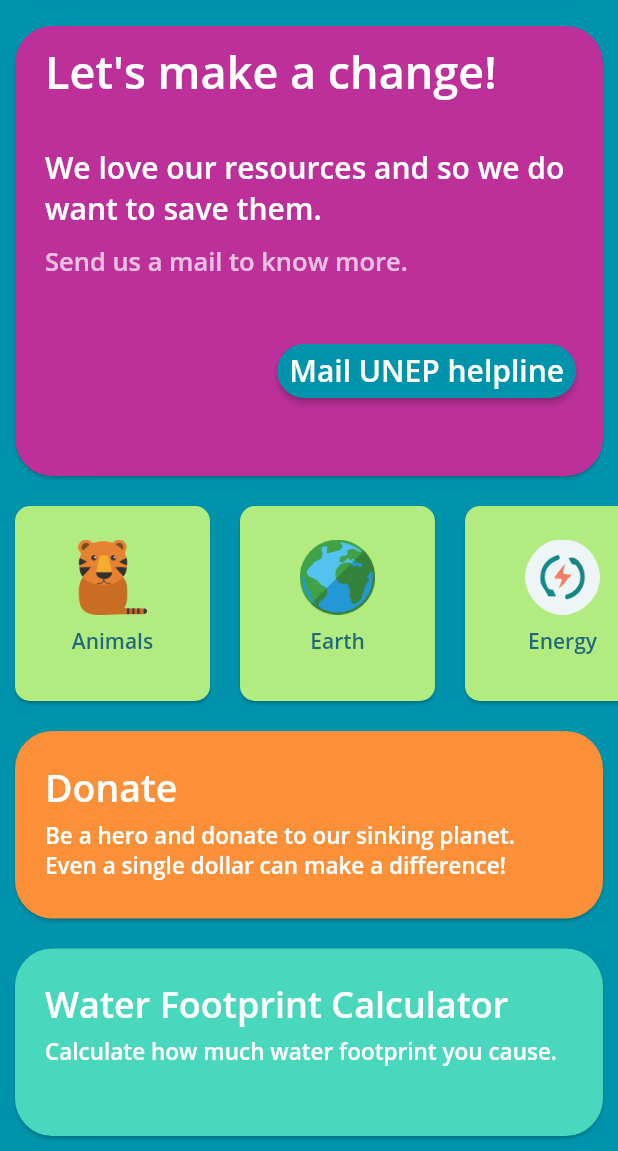
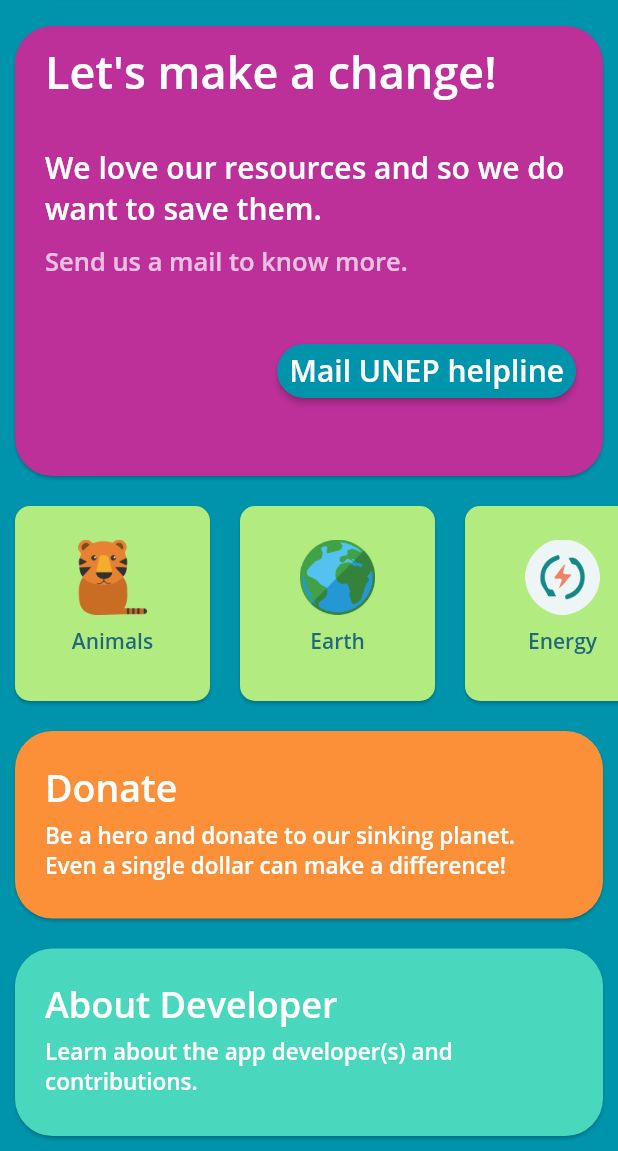
Before and after one commit to ameysunu/envirapp, a Flutter app: the screen it shows after launch, scrolled down 37 dp, on a phone screen of 412 x 824 dp, the part 85-1236 px from its top. Run offline on Flutter 3.47's test engine with Material 2 defaults, Android fonts, the phone set to English and light mode, and no system bars; our stand-ins replace hexcolor; missing offline and left inert: achievement_view.

Commit message:
new changes

```diff
--- a/lib/home.dart
+++ b/lib/home.dart
@@ -433,7 +433,7 @@ class _HomeState extends State<Home> {
                               crossAxisAlignment: CrossAxisAlignment.start,
                               children: <Widget>[
                                 Text(
-                                  'Water Footprint Calculator',
+                                  'About Developer',
                                   style: TextStyle(
                                       fontFamily: 'OpenSans',
                                       fontSize: 24.0,
@@ -443,7 +443,7 @@ class _HomeState extends State<Home> {
                                   padding:
                                       const EdgeInsets.fromLTRB(0, 5, 0, 0),
                                   child: Text(
-                                    'Calculate how much water footprint you cause.',
+                                    'Learn about the app developer(s) and contributions.',
                                     style: TextStyle(
                                         fontFamily: 'OpenSans',
                                         fontSize: 15.0,
```
Also changed, not shown: pubspec.lock, 1 other file.
